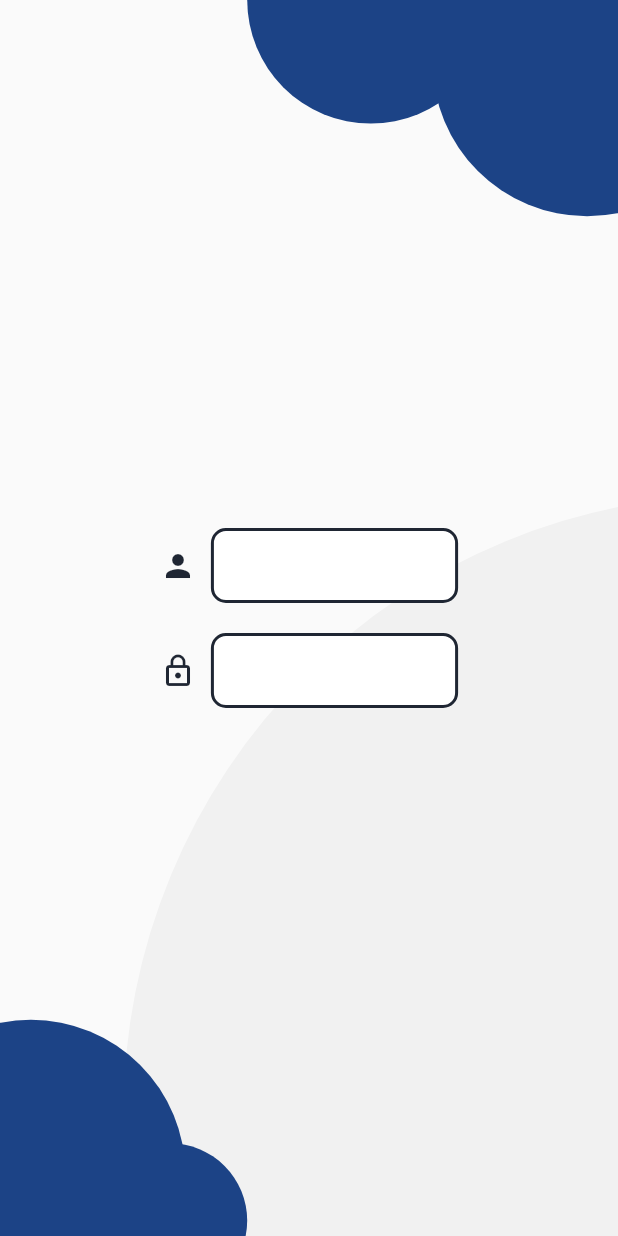
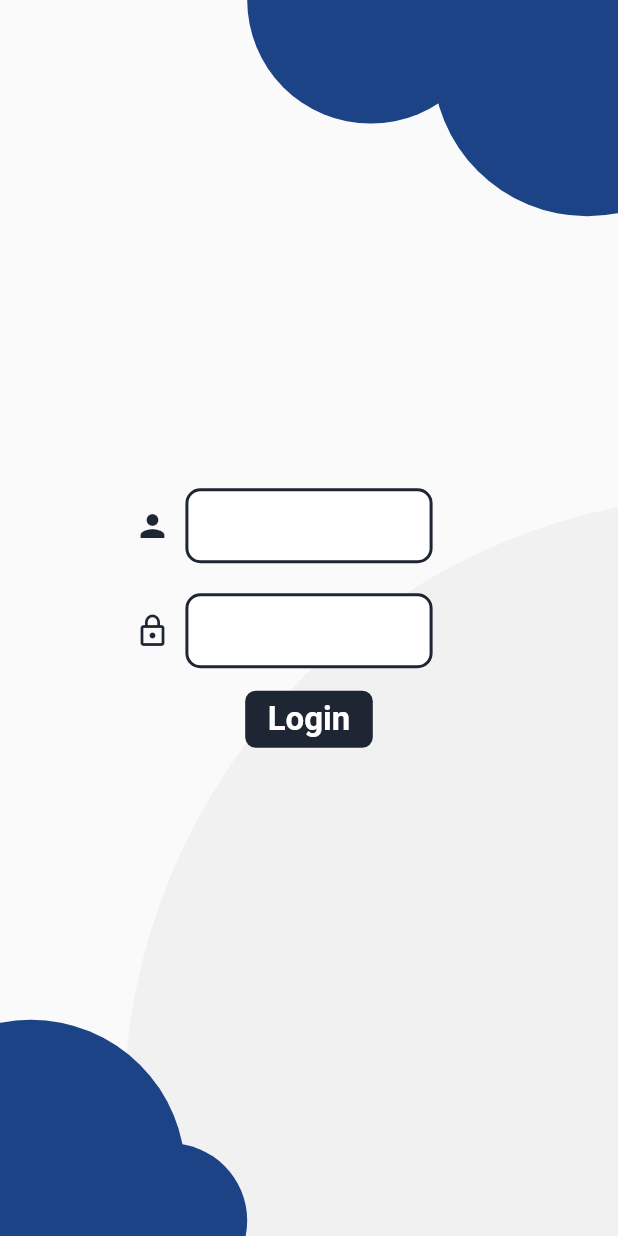
Before and after one commit to arif-pandu/dicoding_submission, a Flutter app: the screen it shows after launch, on a phone screen of 412 x 824 dp. Run offline on Flutter 3.47's test engine with Material 2 defaults, Android fonts, the phone set to English and light mode, and no system bars.

Commit message:
Add login button

```diff
--- a/lib/page/login.dart
+++ b/lib/page/login.dart
@@ -29,11 +29,14 @@ class _LoginPageState extends State<LoginPage> {
     return Scaffold(
       body: Stack(
         children: [
+          // Generated Random Color Pattern Background
           BGApp(height: height, width: width),
+
           Center(
             child: Column(
               mainAxisAlignment: MainAxisAlignment.center,
               children: [
+                // Input Username Widget
                 Row(
                   mainAxisAlignment: MainAxisAlignment.center,
                   children: [
@@ -42,7 +45,7 @@ class _LoginPageState extends State<LoginPage> {
                       color: AppColor.blackColor,
                     ),
                     Container(
-                      margin: EdgeInsets.only(left: 10),
+                      margin: EdgeInsets.only(left: 10, right: 24 + 10),
                       padding: EdgeInsets.symmetric(horizontal: 4),
                       height: 50,
                       width: width * 0.4,
@@ -61,6 +64,7 @@ class _LoginPageState extends State<LoginPage> {
                   ],
                 ),
                 const SizedBox(height: 20),
+                // Input Password Widget
                 Row(
                   mainAxisAlignment: MainAxisAlignment.center,
                   children: [
@@ -69,7 +73,7 @@ class _LoginPageState extends State<LoginPage> {
                       color: AppColor.blackColor,
                     ),
                     Container(
-                      margin: EdgeInsets.only(left: 10),
+                      margin: EdgeInsets.only(left: 10, right: 24 + 10),
                       padding: EdgeInsets.symmetric(horizontal: 4),
                       height: 50,
                       width: width * 0.4,
@@ -88,6 +92,28 @@ class _LoginPageState extends State<LoginPage> {
                     ),
                   ],
                 ),
+                // Login Button
+                InkWell(
+                  onTap: () {
+                    print("Login!");
+                  },
+                  child: Container(
+                    margin: EdgeInsets.only(top: 15),
+                    padding: EdgeInsets.symmetric(vertical: 6, horizontal: 15),
+                    child: Text(
+                      "Login",
+                      style: AppTextStyle.styleCommon.copyWith(
+                        fontSize: 22,
+                        fontWeight: FontWeight.bold,
+                        color: AppColor.whiteColor,
+                      ),
+                    ),
+                    decoration: BoxDecoration(
+                      borderRadius: BorderRadius.circular(7),
+                      color: AppColor.blackColor,
+                    ),
+                  ),
+                ),
               ],
             ),
           ),
```
